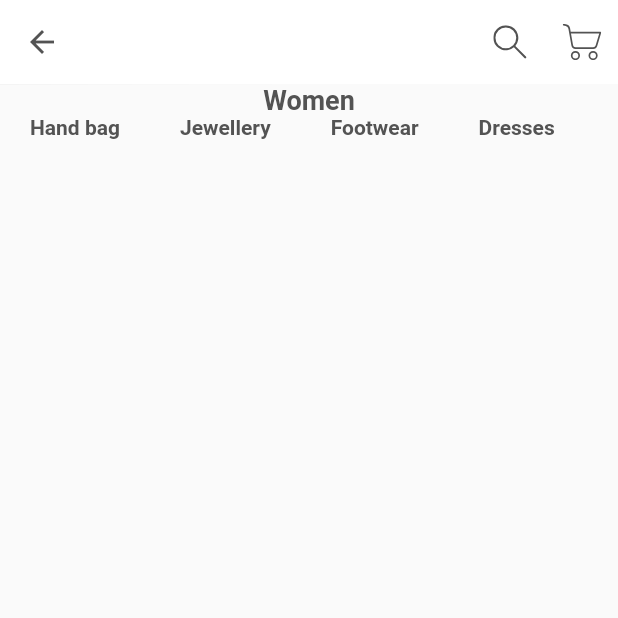
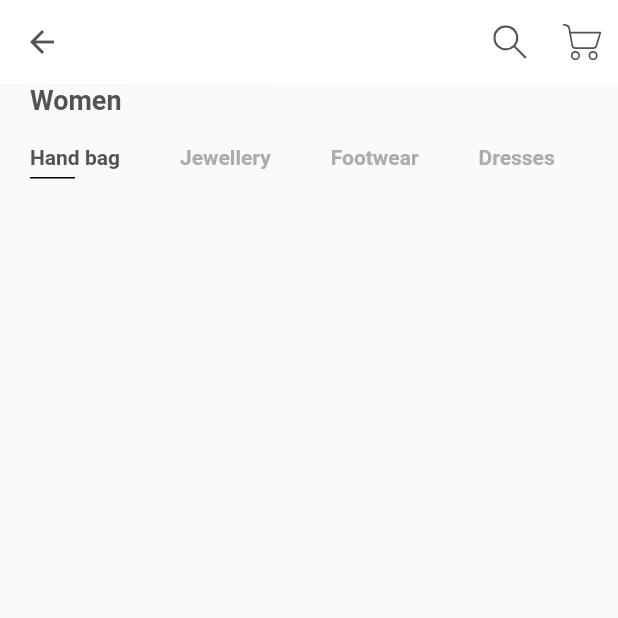
Before and after one commit to michaelAngelo1/flutter_ecommerce, a Flutter app: the screen it shows after launch, on a phone screen of 412 x 824 dp, the top half of it. Run offline on Flutter 3.47's test engine with Material 2 defaults, Android fonts, the phone set to English and light mode, and no system bars; our stand-ins replace flutter_svg.

Commit message:
refactor categories & logic

```diff
--- a/lib/screens/components/body.dart
+++ b/lib/screens/components/body.dart
@@ -1,5 +1,6 @@
 import "package:flutter/material.dart";
 import "package:flutter_ecommerce/constants.dart";
+import 'package:flutter_ecommerce/screens/components/categories.dart';
 
 class Body extends StatelessWidget {
   const Body({super.key});
@@ -7,6 +8,7 @@ class Body extends StatelessWidget {
   @override
   Widget build(BuildContext context) {
     return Column(
+      crossAxisAlignment: CrossAxisAlignment.start,
       children: const <Widget>[
         Padding(
           padding: EdgeInsets.symmetric(horizontal: kDefaultPadding),
@@ -23,41 +25,3 @@ class Body extends StatelessWidget {
     );
   }
 }
-
-class Categories extends StatefulWidget {
-  const Categories({super.key});
-
-  @override
-  State<Categories> createState() => _CategoriesState();
-}
-
-class _CategoriesState extends State<Categories> {
-  List<String> categories = ["Hand bag", "Jewellery", "Footwear", "Dresses"];
-
-  int selectedIndex = 0;
-  @override
-  Widget build(BuildContext context) {
-    return SizedBox(
-      height: 25,
-      child: ListView.builder(
-        scrollDirection: Axis.horizontal,
-        itemCount: categories.length,
-        itemBuilder: (context, index) =>
-          buildCategory(index)
-      )
-    );
-  }
-
-  Widget buildCategory(int index) {
-    return Padding(
-      padding: const EdgeInsets.symmetric(horizontal: kDefaultPadding),
-      child: Text(
-        categories[index],
-        style: TextStyle(
-          fontWeight: FontWeight.w700,
-          color: kTextColor
-        )
-      ),
-    );
-  }
-}
--- /dev/null
+++ b/lib/screens/components/categories.dart
@@ -0,0 +1,62 @@
+import 'package:flutter/material.dart';
+import 'package:flutter_ecommerce/constants.dart';
+
+class Categories extends StatefulWidget {
+  const Categories({super.key});
+
+  @override
+  State<Categories> createState() => _CategoriesState();
+}
+
+class _CategoriesState extends State<Categories> {
+  List<String> categories = ["Hand bag", "Jewellery", "Footwear", "Dresses"];
+
+  int selectedIndex = 0;
+  @override
+  Widget build(BuildContext context) {
+    return Padding(
+      padding: const EdgeInsets.symmetric(vertical: kDefaultPadding),
+      child: SizedBox(
+        height: 25,
+        child: ListView.builder(
+          scrollDirection: Axis.horizontal,
+          itemCount: categories.length,
+          itemBuilder: (context, index) =>
+            buildCategory(index)
+        )
+      ),
+    );
+  }
+
+  Widget buildCategory(int index) {
+    return GestureDetector(
+      onTap: () {
+        setState(() {
+          selectedIndex = index;
+        });
+      },
+      child: Padding(
+        padding: const EdgeInsets.symmetric(horizontal: kDefaultPadding),
+        child: Column(
+          crossAxisAlignment: CrossAxisAlignment.start,
+          children: [
+            Text(
+              categories[index],
+              style: TextStyle(
+                fontWeight: FontWeight.w700,
+                color: selectedIndex == index ? kTextColor : kTextLightColor,
+              )
+            ),
+            Container(
+              margin: EdgeInsets.only(top: kDefaultPadding / 4),
+              height: 1,
+              width: 30,
+              color: selectedIndex == index ? Colors.black : Colors.transparent,
+            )
+          ],
+        ),
+
+      ),
+    );
+  }
+}
```
